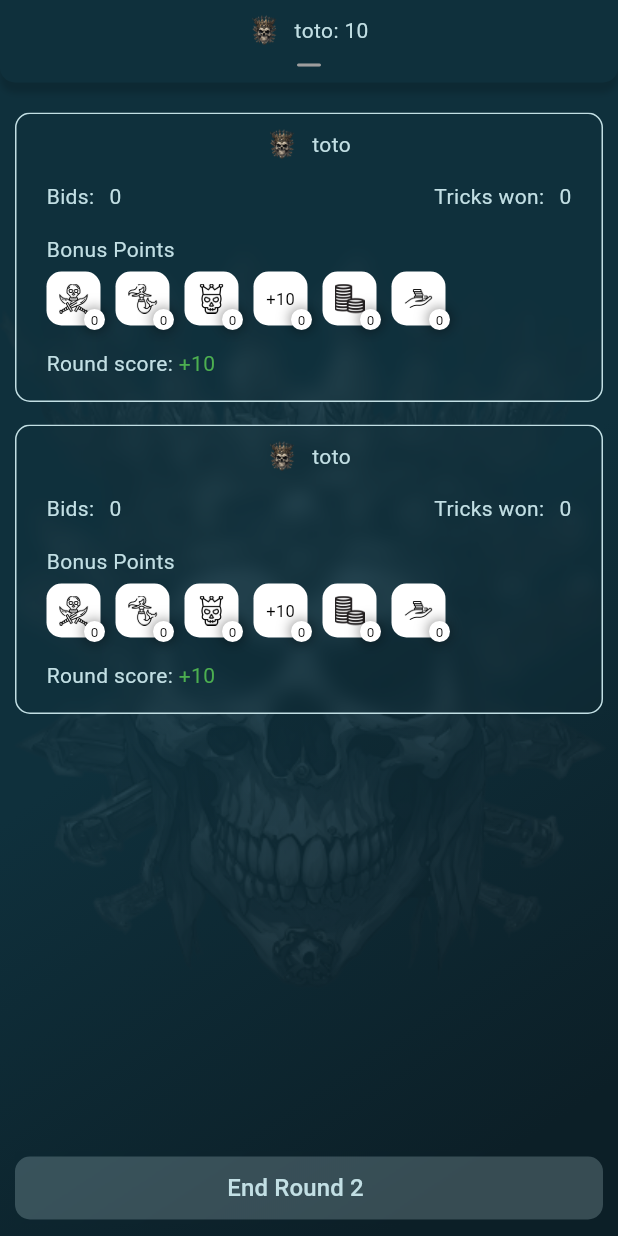
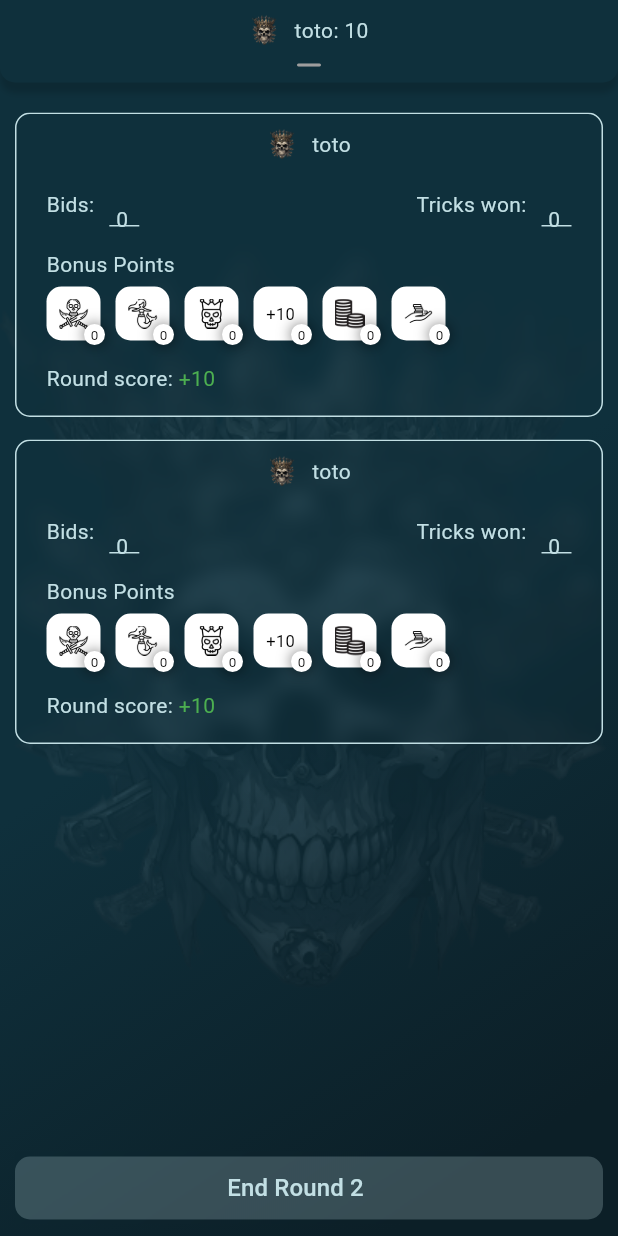
Before and after one commit to AntonyDerache/skull-king-score-app, a Flutter app: the Game screen opened by its route, on a phone screen of 412 x 824 dp. Run offline on Flutter 3.47's test engine with Material 3 defaults, Android fonts, the phone set to English and light mode, and no system bars; our stand-ins replace bloc, dotted_border, flutter_bloc.

Commit message:
add number field

```diff
--- a/lib/src/presentation/utils/constants.dart
+++ b/lib/src/presentation/utils/constants.dart
@@ -1,3 +1,4 @@
+const double defaultFontSize = 14.0;
 const double formHeight = 42.0;
 const double componentsRadius = 10.0;
 const double playerTitleHeight = 20.0;
--- /dev/null
+++ b/lib/src/presentation/utils/numeric_range_formatter.dart
@@ -0,0 +1,32 @@
+import 'package:flutter/services.dart';
+
+class NumericRangeFormatter extends TextInputFormatter {
+  NumericRangeFormatter({required this.min, required this.max});
+
+  final int min;
+  final int max;
+
+  @override
+  TextEditingValue formatEditUpdate(
+    TextEditingValue oldValue,
+    TextEditingValue newValue,
+  ) {
+    if (newValue.text.isEmpty) {
+      return newValue;
+    }
+
+    final newValueNumber = int.tryParse(newValue.text);
+
+    if (newValueNumber == null) {
+      return oldValue;
+    }
+
+    if (newValueNumber < min) {
+      return newValue.copyWith(text: min.toString());
+    } else if (newValueNumber > max) {
+      return newValue.copyWith(text: max.toString());
+    } else {
+      return newValue;
+    }
+  }
+}
--- a/lib/src/presentation/views/game/game.dart
+++ b/lib/src/presentation/views/game/game.dart
@@ -26,7 +26,8 @@ class Game extends StatelessWidget {
         SafeArea(
           child: Column(
             children: [
-              GameAppBar(leadPlayers: leadPlayers, numberOfPlayer: numberOfPlayer),
+              GameAppBar(
+                  leadPlayers: leadPlayers, numberOfPlayer: numberOfPlayer),
               const SizedBox(height: 20),
               Expanded(
                 child: Padding(
@@ -44,10 +45,11 @@ class Game extends StatelessWidget {
 
                                   return Column(
                                     children: [
-                                      PlayerCard(
+                                      SKPlayerCard(
                                           playerName: player.name,
                                           isScoreLeader:
-                                              leadPlayers.contains(player)),
+                                              leadPlayers.contains(player),
+                                          round: 1),
                                       if (index < state.length - 1)
                                         const SizedBox(height: 15),
                                     ],
--- a/lib/src/presentation/views/game/game_app_bar.dart
+++ b/lib/src/presentation/views/game/game_app_bar.dart
@@ -9,11 +9,8 @@ import 'package:skull_king_score_app/src/presentation/widgets/sk_player_title.da
 import 'package:skull_king_score_app/src/presentation/widgets/sk_text.dart';
 
 class GameAppBar extends StatefulWidget {
-  const GameAppBar({
-    super.key,
-    required this.leadPlayers,
-    required this.numberOfPlayer
-  });
+  const GameAppBar(
+      {super.key, required this.leadPlayers, required this.numberOfPlayer});
 
   final List<PlayerState> leadPlayers;
   final int numberOfPlayer;
@@ -32,7 +29,9 @@ class _GameAppBar extends State<GameAppBar> {
   void initState() {
     super.initState();
     int numberOfRow = (widget.numberOfPlayer / 2).ceil();
-    maxHeight = (numberOfRow * playerTitleHeight) + (numberOfRow * scoreboardRowSpacing) + 20;
+    maxHeight = (numberOfRow * playerTitleHeight) +
+        (numberOfRow * scoreboardRowSpacing) +
+        20;
   }
 
   @override
@@ -76,8 +75,9 @@ class _GameAppBar extends State<GameAppBar> {
                     return Row(
                       mainAxisAlignment: MainAxisAlignment.center,
                       children: [
-                        SkPlayerTitle(playerName: firstLeaderPlayer.name, isLeader: true),
-                        SkText(text: ': ${firstLeaderPlayer.score}'),
+                        SKPlayerTitle(
+                            playerName: firstLeaderPlayer.name, isLeader: true),
+                        SKText(text: ': ${firstLeaderPlayer.score}'),
                       ],
                     );
                   } else {
--- a/lib/src/presentation/views/game/scoreboard.dart
+++ b/lib/src/presentation/views/game/scoreboard.dart
@@ -22,11 +22,11 @@ class ScoreBoard extends StatelessWidget {
           return Row(
             mainAxisAlignment: MainAxisAlignment.center,
             children: [
-              SkPlayerTitle(
+              SKPlayerTitle(
                 playerName: players[index].name,
                 isLeader: leadPlayers.contains(players[index]),
               ),
-              SkText(text: ': ${players[index].score.toString()}'),
+              SKText(text: ': ${players[index].score.toString()}'),
             ],
           );
         });
--- a/lib/src/presentation/views/home/home.dart
+++ b/lib/src/presentation/views/home/home.dart
@@ -41,7 +41,7 @@ class Home extends StatelessWidget {
                         alignment: Alignment.center,
                         child: const FittedBox(
                           fit: BoxFit.contain,
-                          child: SkText(
+                          child: SKText(
                               text: 'Skull King',
                               fontFamily: 'Allura',
                               fontSize: 82,
--- a/lib/src/presentation/views/home/player_count_controller.dart
+++ b/lib/src/presentation/views/home/player_count_controller.dart
@@ -2,12 +2,11 @@ import 'package:flutter/material.dart';
 import 'package:skull_king_score_app/src/presentation/widgets/sk_text.dart';
 
 class PlayerCountController extends StatelessWidget {
-  const PlayerCountController({
-    super.key,
-    this.numberOfPlayers = 0,
-    required this.add,
-    required this.remove
-  });
+  const PlayerCountController(
+      {super.key,
+      this.numberOfPlayers = 0,
+      required this.add,
+      required this.remove});
 
   final int numberOfPlayers;
   final Function(BuildContext) add;
@@ -23,9 +22,8 @@ class PlayerCountController extends StatelessWidget {
             iconSize: 32,
             color: Colors.white,
             disabledColor: Colors.grey,
-            onPressed:
-                numberOfPlayers <= 2 ? null : () => remove(context)),
-        SkText(text: '$numberOfPlayers / 8 players', color: Colors.white),
+            onPressed: numberOfPlayers <= 2 ? null : () => remove(context)),
+        SKText(text: '$numberOfPlayers / 8 players', color: Colors.white),
         IconButton(
             icon: const Icon(Icons.add),
             iconSize: 32,
--- a/lib/src/presentation/widgets/sk_button.dart
+++ b/lib/src/presentation/widgets/sk_button.dart
@@ -63,7 +63,7 @@ class SKButton extends StatelessWidget {
             child: Row(
               mainAxisAlignment: MainAxisAlignment.center,
               children: [
-                SkText(text: label, fontSize: 16),
+                SKText(text: label, fontSize: 16),
                 if (icon != null) const SizedBox(width: 20),
                 Icon(icon)
               ],
--- a/lib/src/presentation/widgets/sk_icon_button.dart
+++ b/lib/src/presentation/widgets/sk_icon_button.dart
@@ -1,8 +1,8 @@
 import 'package:flutter/material.dart';
 import 'package:skull_king_score_app/src/presentation/widgets/sk_text.dart';
 
-class SkIconButton extends StatelessWidget {
-  const SkIconButton({super.key, required this.icon});
+class SKIconButton extends StatelessWidget {
+  const SKIconButton({super.key, required this.icon});
 
   final Widget icon;
 
@@ -39,7 +39,7 @@ class SkIconButton extends StatelessWidget {
                     offset: const Offset(0, 0),
                   )
                 ]),
-            child: const SkText(
+            child: const SKText(
               text: '0',
               fontSize: 9,
               color: Colors.black,
--- /dev/null
+++ b/lib/src/presentation/widgets/sk_number_field.dart
@@ -0,0 +1,64 @@
+import 'package:flutter/material.dart';
+import 'package:skull_king_score_app/src/presentation/utils/color.dart';
+import 'package:skull_king_score_app/src/presentation/utils/constants.dart';
+import 'package:skull_king_score_app/src/presentation/utils/numeric_range_formatter.dart';
+
+class SKNumberField extends StatefulWidget {
+  const SKNumberField({
+    super.key,
+    required this.round,
+    this.onChange,
+  });
+
+  final Function(String)? onChange;
+  final int round;
+
+  @override
+  State<SKNumberField> createState() => _SKNumberField();
+}
+
+class _SKNumberField extends State<SKNumberField> {
+  late TextEditingController _controller;
+
+  @override
+  void initState() {
+    super.initState();
+    _controller = TextEditingController(text: '0');
+  }
+
+  @override
+  void dispose() {
+    _controller.dispose();
+    super.dispose();
+  }
+
+  final TextStyle textStyle =
+      const TextStyle(color: lightColor, fontSize: defaultFontSize);
+
+  @override
+  Widget build(BuildContext context) {
+    const InputDecoration defaultDecoration = InputDecoration(
+      filled: false,
+      enabledBorder:
+          UnderlineInputBorder(borderSide: BorderSide(color: lightColor)),
+      focusedBorder: UnderlineInputBorder(
+        borderSide: BorderSide(color: lightColor),
+      ),
+    );
+
+    return SizedBox(
+      height: 30,
+      child: TextField(
+        controller: _controller,
+        style: textStyle,
+        decoration: defaultDecoration,
+        textAlign: TextAlign.center,
+        cursorColor: Colors.white,
+        keyboardType: const TextInputType.numberWithOptions(decimal: false),
+        inputFormatters: [
+          NumericRangeFormatter(min: 0, max: widget.round),
+        ],
+      ),
+    );
+  }
+}
--- a/lib/src/presentation/widgets/sk_player_card.dart
+++ b/lib/src/presentation/widgets/sk_player_card.dart
@@ -3,15 +3,21 @@ import 'dart:ui';
 import 'package:flutter/material.dart';
 import 'package:skull_king_score_app/src/presentation/utils/color.dart';
 import 'package:skull_king_score_app/src/presentation/widgets/sk_icon_button.dart';
+import 'package:skull_king_score_app/src/presentation/widgets/sk_number_field.dart';
 import 'package:skull_king_score_app/src/presentation/widgets/sk_player_title.dart';
 import 'package:skull_king_score_app/src/presentation/widgets/sk_text.dart';
 
-class PlayerCard extends StatelessWidget {
-  const PlayerCard(
-      {super.key, this.isScoreLeader = false, this.playerName = ''});
+class SKPlayerCard extends StatelessWidget {
+  const SKPlayerCard({
+    super.key,
+    this.isScoreLeader = false,
+    this.playerName = '',
+    required this.round,
+  });
 
   final bool isScoreLeader;
   final String playerName;
+  final int round;
 
   @override
   Widget build(BuildContext context) {
@@ -32,55 +38,58 @@ class PlayerCard extends StatelessWidget {
                 Row(
                   mainAxisAlignment: MainAxisAlignment.center,
                   children: [
-                    SkPlayerTitle(playerName: playerName, isLeader: isScoreLeader)
+                    SKPlayerTitle(
+                        playerName: playerName, isLeader: isScoreLeader)
                   ],
                 ),
                 const SizedBox(height: 15),
-                const Row(
+                Row(
                   mainAxisAlignment: MainAxisAlignment.spaceBetween,
                   children: [
-                    Row(
-                      children: [
-                        SkText(text: 'Bids:'),
-                        SizedBox(width: 10),
-                        SkText(text: '0'),
-                      ],
+                    Expanded(
+                      child: Row(
+                        children: [
+                          const SKText(text: 'Bids:'),
+                          const SizedBox(width: 10),
+                          SizedBox(width: 20, child: SKNumberField(round: round)),
+                        ],
+                      ),
                     ),
                     Row(
                       children: [
-                        SkText(text: 'Tricks won:'),
-                        SizedBox(width: 10),
-                        SkText(text: '0'),
+                        const SKText(text: 'Tricks won:'),
+                        const SizedBox(width: 10),
+                        SizedBox(width: 20, child: SKNumberField(round: round)),
                       ],
                     ),
                   ],
                 ),
                 const SizedBox(height: 15),
-                const SkText(text: 'Bonus Points'),
+                const SKText(text: 'Bonus Points'),
                 const SizedBox(height: 5),
                 const Row(
                   children: [
-                    SkIconButton(
+                    SKIconButton(
                         icon: Image(
                             image: AssetImage('assets/icons/pirate.png'))),
                     SizedBox(width: 10),
-                    SkIconButton(
+                    SKIconButton(
                         icon: Image(
                             image: AssetImage('assets/icons/mermaid.png'))),
                     SizedBox(width: 10),
-                    SkIconButton(
+                    SKIconButton(
                         icon: Image(
                             image: AssetImage('assets/icons/skull_king.png'))),
                     SizedBox(width: 10),
-                    SkIconButton(
-                        icon: SkText(
+                    SKIconButton(
+                        icon: SKText(
                             text: '+10', color: Colors.black, fontSize: 11)),
                     SizedBox(width: 10),
-                    SkIconButton(
+                    SKIconButton(
                         icon:
                             Image(image: AssetImage('assets/icons/coins.png'))),
                     SizedBox(width: 10),
-                    SkIconButton(
+                    SKIconButton(
                         icon:
                             Image(image: AssetImage('assets/icons/pari.png'))),
                   ],
@@ -88,8 +97,8 @@ class PlayerCard extends StatelessWidget {
                 const SizedBox(height: 15),
                 const Row(
                   children: [
-                    SkText(text: 'Round score: '),
-                    SkText(text: '+10', color: Colors.green)
+                    SKText(text: 'Round score: '),
+                    SKText(text: '+10', color: Colors.green)
                   ],
                 )
               ],
--- a/lib/src/presentation/widgets/sk_player_title.dart
+++ b/lib/src/presentation/widgets/sk_player_title.dart
@@ -2,8 +2,8 @@ import 'package:flutter/material.dart';
 import 'package:skull_king_score_app/src/presentation/utils/constants.dart';
 import 'package:skull_king_score_app/src/presentation/widgets/sk_text.dart';
 
-class SkPlayerTitle extends StatelessWidget {
-  const SkPlayerTitle({
+class SKPlayerTitle extends StatelessWidget {
+  const SKPlayerTitle({
     super.key,
     required this.playerName,
     this.isLeader = false,
@@ -23,7 +23,7 @@ class SkPlayerTitle extends StatelessWidget {
                 height: playerTitleHeight,
                 width: playerTitleHeight,
                 image: AssetImage('assets/images/logo.png')),
-          SkText(text: playerName)
+          SKText(text: playerName)
         ]);
   }
 }
--- a/lib/src/presentation/widgets/sk_text.dart
+++ b/lib/src/presentation/widgets/sk_text.dart
@@ -1,14 +1,13 @@
 import 'package:flutter/material.dart';
 import 'package:skull_king_score_app/src/presentation/utils/color.dart';
 
-class SkText extends StatelessWidget {
-  const SkText({
-    super.key,
-    this.text = "Text",
-    this.fontSize = 14,
-    this.color = lightColor,
-    this.fontFamily
-  });
+class SKText extends StatelessWidget {
+  const SKText(
+      {super.key,
+      this.text = "Text",
+      this.fontSize = 14,
+      this.color = lightColor,
+      this.fontFamily});
 
   final String text;
   final double fontSize;
@@ -17,11 +16,8 @@ class SkText extends StatelessWidget {
 
   @override
   Widget build(BuildContext context) {
-    return Text(text, style: TextStyle(
-      fontSize: fontSize,
-      color: color,
-      fontFamily: fontFamily
-    )
-    );
+    return Text(text,
+        style: TextStyle(
+            fontSize: fontSize, color: color, fontFamily: fontFamily));
   }
 }
```
